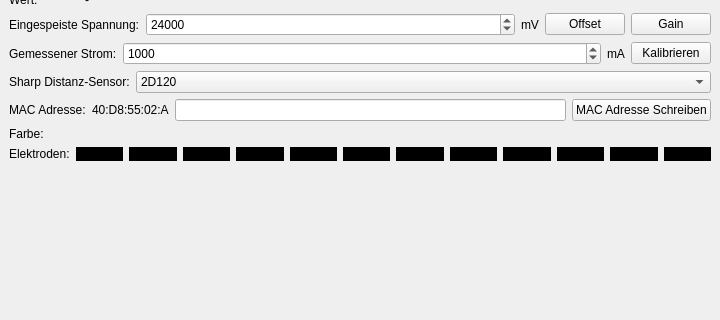
Qt form src/flash-test/ui/mainwindow.ui (Tinkerforge/flash-test) before a commit; both pictures show x 0 to 720 and y 375 to 695 of the 720 by 695 pixel window.
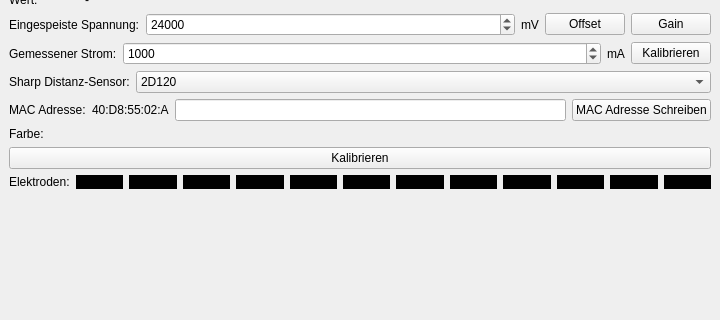
The same form after that commit.

Commit message: Add Piezo Speaker plugin

The edit to the form file:
```diff
--- a/src/flash-test/ui/mainwindow.ui
+++ b/src/flash-test/ui/mainwindow.ui
@@ -347,6 +347,17 @@
         </item>
        </layout>
       </item>
+      <item>
+       <layout class="QHBoxLayout" name="piezo_speaker_layout">
+        <item>
+         <widget class="QPushButton" name="button_calibrate_ps">
+          <property name="text">
+           <string>Kalibrieren</string>
+          </property>
+         </widget>
+        </item>
+       </layout>
+      </item>
       <item>
        <layout class="QHBoxLayout" name="multi_touch_layout">
         <item>
```
The commit also changes 3 other files.
